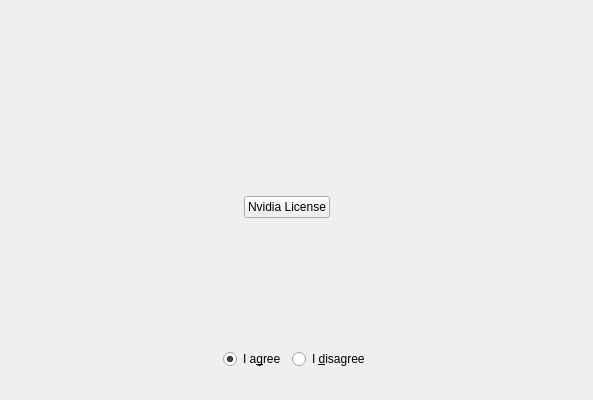
Qt form src/modules/license/LicensePage.ui (dagodax/calamares) before a commit.
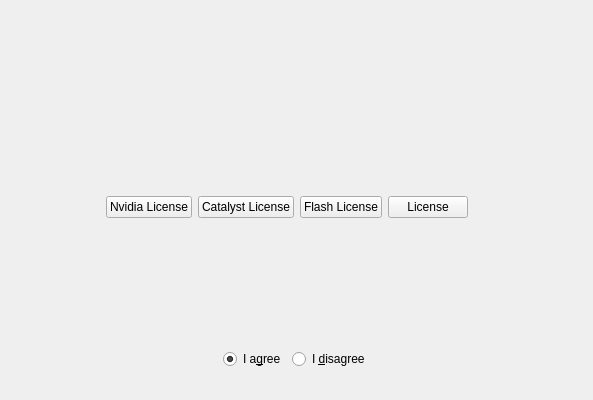
The same form after that commit.

Commit message: adding additional license options needs to become connected to license.conf

Diff of the .ui file:
```diff
--- a/src/modules/license/LicensePage.ui
+++ b/src/modules/license/LicensePage.ui
@@ -61,12 +61,33 @@
         </spacer>
        </item>
        <item>
-        <widget class="QPushButton" name="licenseButton">
+        <widget class="QPushButton" name="nvidiaButton">
          <property name="text">
           <string>Nvidia License</string>
          </property>
         </widget>
        </item>
+       <item>
+        <widget class="QPushButton" name="catalystButton">
+         <property name="text">
+          <string>Catalyst License</string>
+         </property>
+        </widget>
+       </item>
+       <item>
+        <widget class="QPushButton" name="flashButton">
+         <property name="text">
+          <string>Flash License</string>
+         </property>
+        </widget>
+       </item>
+       <item>
+        <widget class="QPushButton" name="licenseButton">
+         <property name="text">
+          <string>License</string>
+         </property>
+        </widget>
+       </item>
        <item>
         <spacer name="verticalSpacer_2">
          <property name="orientation">
```
The commit also changes 2 other files.
